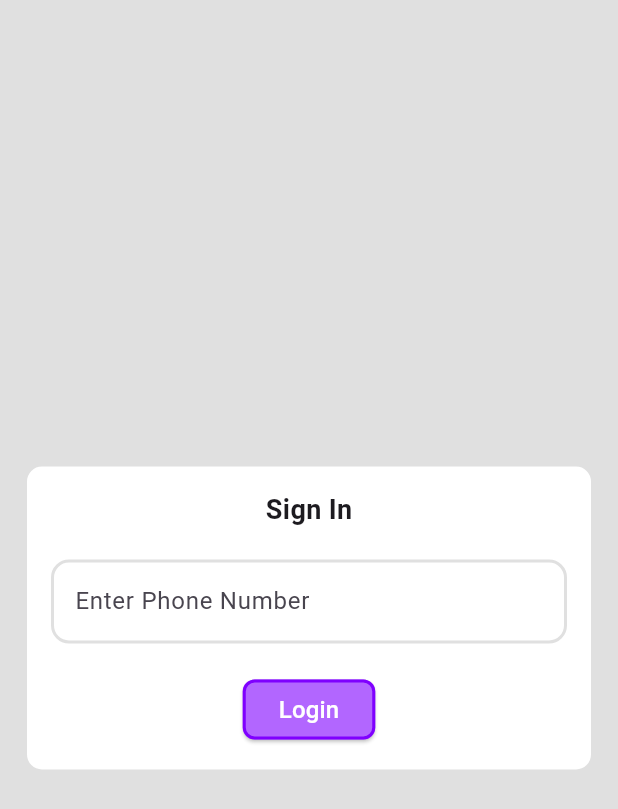
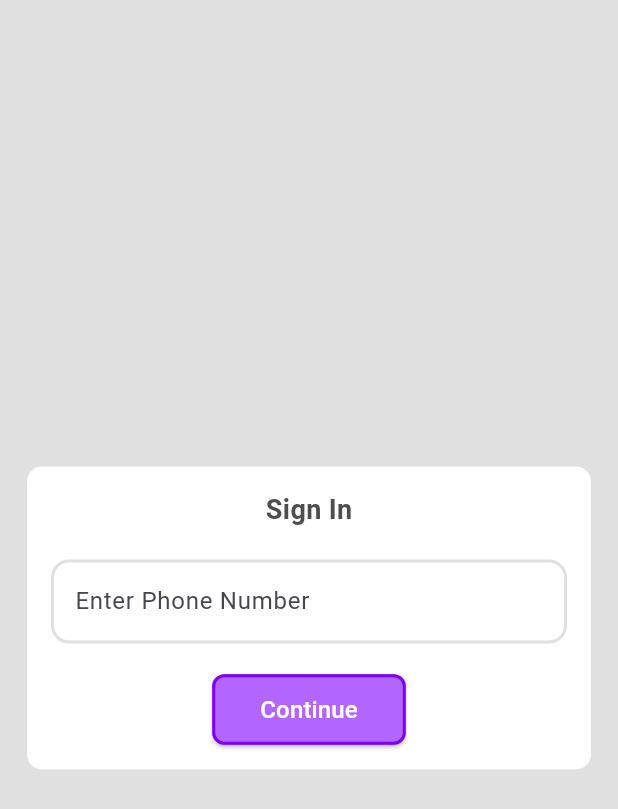
Before and after one commit to Abu-Nabe/NotesApp, a Flutter app: the screen it shows after launch, on a phone screen of 412 x 824 dp. Shown: the top 809 px of the screen. Run offline on Flutter 3.47's test engine with Material 3 defaults, Android fonts, the light colour scheme and no system bars; our stand-ins replace firebase_auth, firebase_core, flutter_dotenv; accounts and stored records are empty.

Commit message:
login modifier

```diff
--- a/lib/authentication_pages/screens/login_screen.dart
+++ b/lib/authentication_pages/screens/login_screen.dart
@@ -54,6 +54,7 @@ Widget loginLabel(){
     style: TextStyle(
       fontSize: 18, // Font size for the title
       fontWeight: FontWeight.bold, // Bold text for the title
+      color: ShadesOfBlack.black2,
     ),
   );
 }
@@ -94,6 +95,7 @@ Widget buildLoginButton() {
       // Handle button press
     },
     style: ElevatedButton.styleFrom(
+    padding: const EdgeInsets.symmetric(vertical: 12.0, horizontal: 32.0),
       backgroundColor: ShadesOfPurple.purple3, // Set background color
       shape: RoundedRectangleBorder(
         borderRadius: BorderRadius.circular(8.0), // Match button with container radius
@@ -104,7 +106,7 @@ Widget buildLoginButton() {
       ),
     ),
     child: const Text(
-      "Login",
+      "Continue",
       style: TextStyle(
         fontSize: 16,
         color: Colors.white, // Set text color
```
